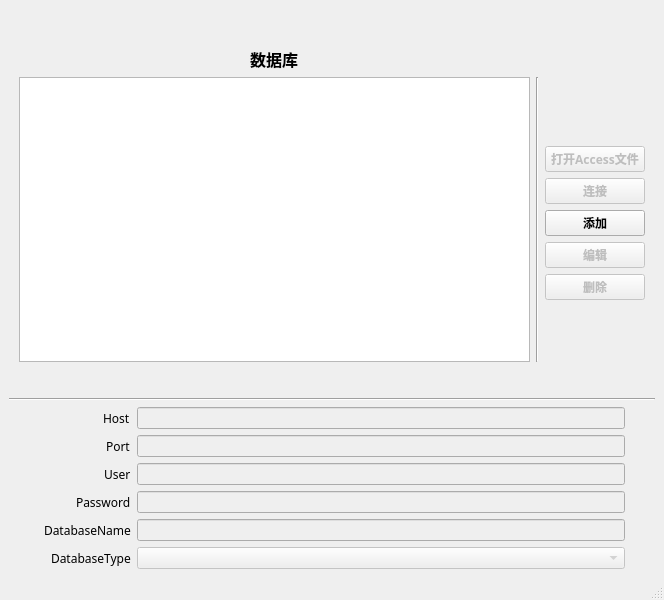
The window that views/UI_MainDbsConfWin.ui (kingry1/GraduationProject-Data-Visualization-System) describes before a commit, drawn with Qt 5.
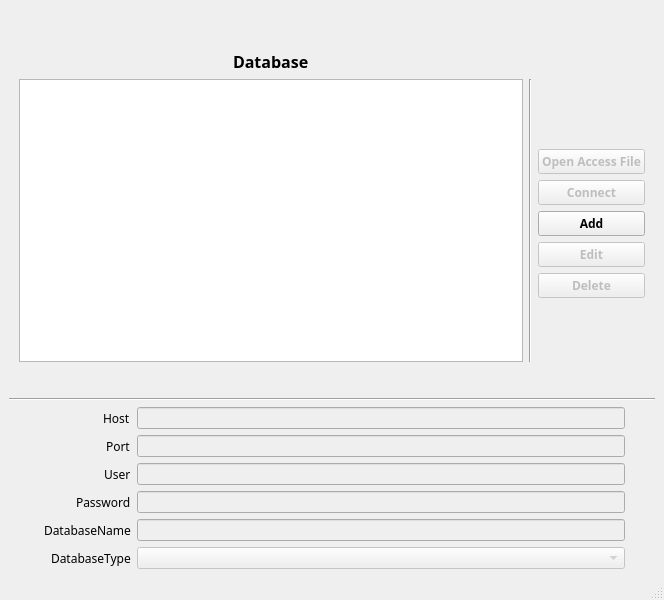
The same window after the commit. Icons and pictures are not drawn.

```diff
--- a/views/UI_MainDbsConfWin.ui
+++ b/views/UI_MainDbsConfWin.ui
@@ -82,7 +82,7 @@
            </font>
           </property>
           <property name="text">
-           <string>数据库</string>
+           <string>Database</string>
           </property>
          </widget>
         </item>
@@ -105,7 +105,7 @@
            </font>
           </property>
           <property name="text">
-           <string>编辑</string>
+           <string>Edit</string>
           </property>
          </widget>
         </item>
@@ -128,7 +128,7 @@
            </font>
           </property>
           <property name="text">
-           <string>删除</string>
+           <string>Delete</string>
           </property>
          </widget>
         </item>
@@ -183,7 +183,7 @@
            </font>
           </property>
           <property name="text">
-           <string>连接</string>
+           <string>Connect</string>
           </property>
          </widget>
         </item>
@@ -197,7 +197,7 @@
            </font>
           </property>
           <property name="text">
-           <string>添加</string>
+           <string>Add</string>
           </property>
          </widget>
         </item>
@@ -230,7 +230,7 @@
            </font>
           </property>
           <property name="text">
-           <string>打开Access文件</string>
+           <string>Open Access File</string>
           </property>
          </widget>
         </item>
```
Left out of the diff: 2 changed lines with no effect on the pictures.
